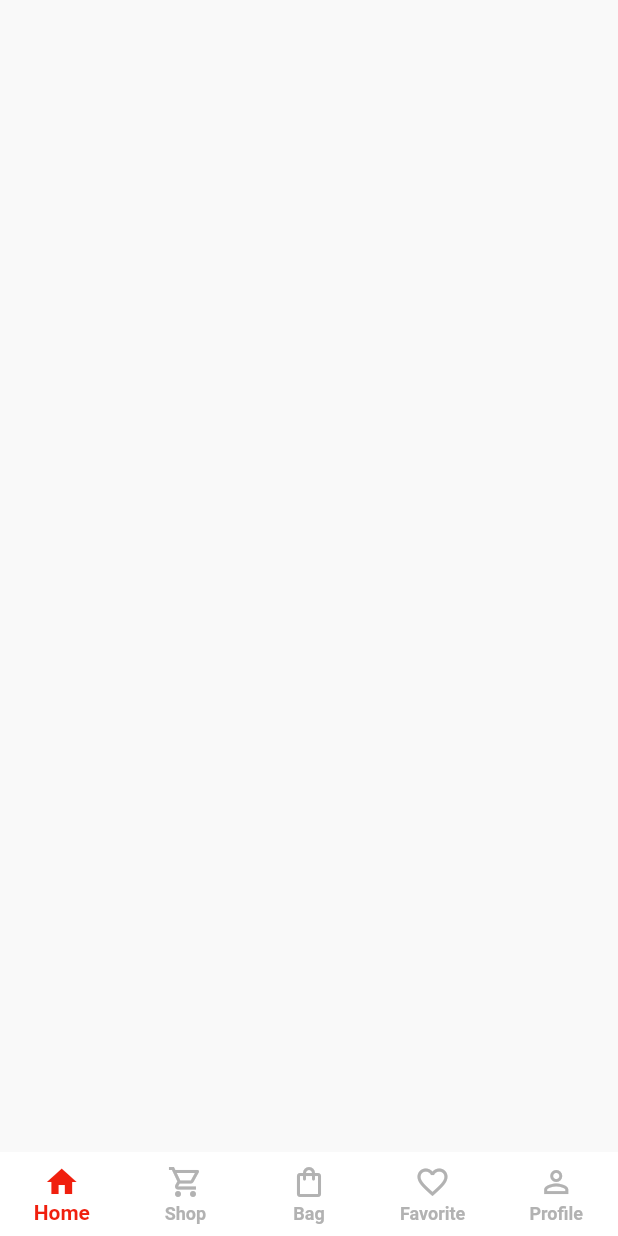
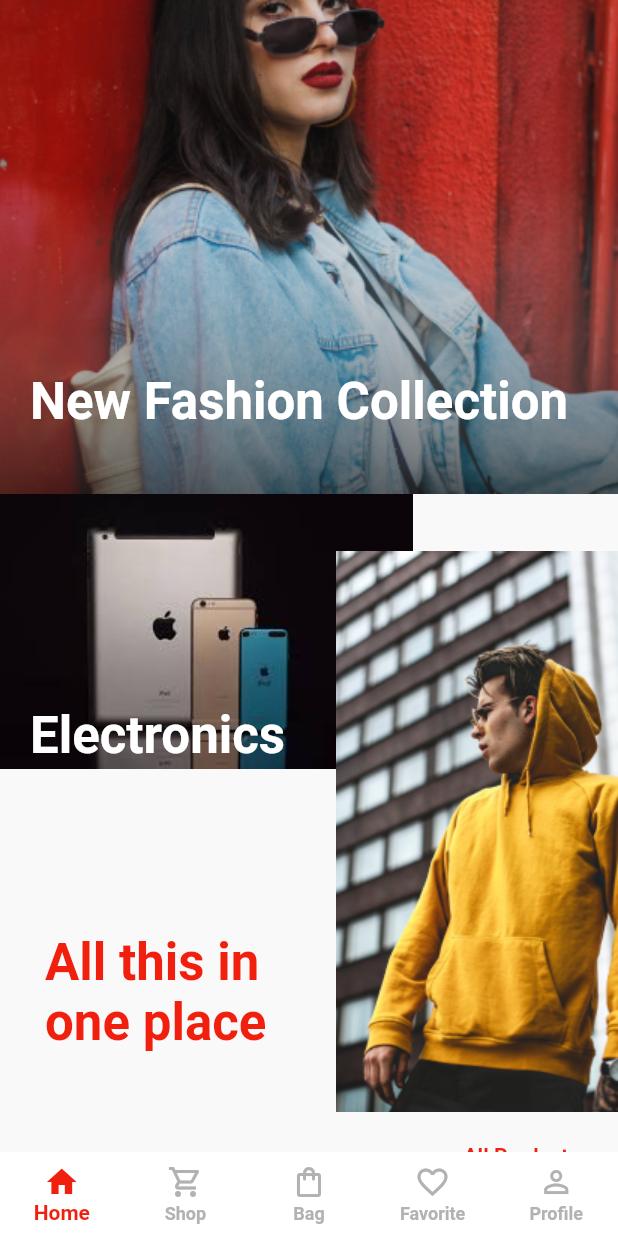
Before and after one commit to Mahmoudagha01/ShoPack-App-With-Clean-Architecture, a Flutter app: the screen it shows after launch, on a phone screen of 412 x 824 dp. Run offline on Flutter 3.47's test engine with Material 2 defaults, Android fonts, the phone set to English and light mode, and no system bars; our stand-ins replace bloc, dartz, dio, equatable, flutter_bloc, get_it and 2 more.

Commit message:
end home data logic

```diff
--- a/lib/core/error/error_handler.dart
+++ b/lib/core/error/error_handler.dart
@@ -27,8 +27,8 @@ class ErrorHandler implements Exception {
   ErrorHandler.handle(dynamic error) {
     if (error is DioError) {
       failure = _handleError(error);
-    } else {
-      failure = DataSource.DEFAULT.getFailure();
+    }else{
+      failure=DataSource.DEFAULT.getFailure();
     }
   }
 
--- a/lib/core/utilities/endpoints.dart
+++ b/lib/core/utilities/endpoints.dart
@@ -1,4 +1,5 @@
-
+const String baseUrlPath =
+    'https://ecommerce-mernstack-dev.herokuapp.com/api/v1';
 const String loginEndPoint = '/users/login';
 const String registerEndPoint = '/users/register';
 const String forgotPasswordEndPoint = '/users/password/forgot';
--- a/lib/core/utilities/strings.dart
+++ b/lib/core/utilities/strings.dart
@@ -77,7 +77,7 @@ class AppStrings {
   static const String internalServerError = "internal_server_error";
   static const String unknownError = "unknown_error";
   static const String timeoutError = "timeout_error";
-  static const String defaultError = "default_error";
+  static const String defaultError = "Error In Fetching Data";
   static const String cacheError = "cache_error";
   static const String noInternetError = "Please Check your Internet Connection";
 }
--- a/lib/features/home/presentation/bloc/BottomNavigationBar_bloc.dart
+++ b/lib/features/home/presentation/bloc/BottomNavigationBar_bloc.dart
@@ -6,7 +6,7 @@ part 'BottomNavigationBar_state.dart';
 class BottomNavigationBarBloc
     extends Bloc<BottomNavigationBarEvent, BottomNavigationBarState> {
 
-  BottomNavigationBarBloc() : super(BottomNavigationBarInitial()) {
+  BottomNavigationBarBloc() : super(HomeState()) {
 
     on<LoadHome>((event, emit) => emit( HomeState()));
     on<LoadShop>((event, emit) => emit( ShopState()));
--- a/lib/features/home/presentation/bloc/BottomNavigationBar_state.dart
+++ b/lib/features/home/presentation/bloc/BottomNavigationBar_state.dart
@@ -7,7 +7,7 @@ abstract class BottomNavigationBarState extends Equatable {
   List<Object> get props => [];
 }
 
-class BottomNavigationBarInitial extends BottomNavigationBarState {}
+
 
 class HomeState extends BottomNavigationBarState {
 
--- a/lib/features/home/presentation/view/home.dart
+++ b/lib/features/home/presentation/view/home.dart
@@ -1,11 +1,59 @@
 import 'package:flutter/material.dart';
-
+import 'package:flutter_bloc/flutter_bloc.dart';
+import 'package:shop_app/features/home/widgets/header.dart';
+import '../../../shop/presentation/bloc/products_bloc.dart';
 
 class HomeView extends StatelessWidget {
   const HomeView({super.key});
 
   @override
   Widget build(BuildContext context) {
-    return Scaffold(backgroundColor: Colors.amber,);
+    return Scaffold(
+      body: SingleChildScrollView(
+        child: Column(
+          children: [
+            const HomeHeader(),
+            Padding(
+              padding: const EdgeInsets.symmetric(vertical: 5),
+              child: Align(
+                alignment: Alignment.centerRight,
+                child: TextButton(
+                    onPressed: () {},
+                    child: const Text(
+                      'All Products >>',
+                    )),
+              ),
+            ),
+            SizedBox(
+              height: MediaQuery.of(context).size.height * 0.6,
+              child: BlocBuilder<ProductsBloc, ProductsState>(
+                builder: (context, state) {
+                  if (state is AllProductsLoadingState) {
+                    return const Center(
+                      child: CircularProgressIndicator(),
+                    );
+                  } else if (state is AllProductsLoadedState) {
+                    return GridView.builder(
+                      gridDelegate: const SliverGridDelegateWithFixedCrossAxisCount(
+                          crossAxisCount: 2),
+                      itemBuilder: (context, index) {
+                        return Container(
+                          color: Colors.red,
+                          child: Text(state.data.filteredProductsCount.toString()),
+                        );
+                      },
+                    );
+                  } else if (state is AllProductsErrorState) {
+                    return Center(child: Text(state.message));
+                  } else {
+                    return const SizedBox();
+                  }
+                },
+              ),
+            )
+          ],
+        ),
+      ),
+    );
   }
 }
--- a/lib/features/home/presentation/view/layout.dart
+++ b/lib/features/home/presentation/view/layout.dart
@@ -7,6 +7,7 @@ import 'package:shop_app/features/favorite/presentation/views/favorite.dart';
 import 'package:shop_app/features/home/presentation/bloc/BottomNavigationBar_bloc.dart';
 import 'package:shop_app/features/home/presentation/view/home.dart';
 import 'package:shop_app/features/profile/presentation/views/profile.dart';
+import 'package:shop_app/features/shop/presentation/bloc/products_bloc.dart';
 import 'package:shop_app/features/shop/presentation/views/shop.dart';
 
 class Layout extends StatelessWidget {
@@ -28,6 +29,7 @@ class Layout extends StatelessWidget {
                 case 0:
                   BlocProvider.of<BottomNavigationBarBloc>(context)
                       .add(LoadHome());
+                  BlocProvider.of<ProductsBloc>(context).add(GetAllProducts());
                   break;
                 case 1:
                   BlocProvider.of<BottomNavigationBarBloc>(context)
--- /dev/null
+++ b/lib/features/home/widgets/header.dart
@@ -0,0 +1,81 @@
+import 'package:flutter/material.dart';
+import '../../../core/colors/colors.dart';
+
+class HomeHeader extends StatelessWidget {
+  const HomeHeader({super.key});
+
+  @override
+  Widget build(BuildContext context) {
+    return Stack(children: [
+      SizedBox(
+        height: MediaQuery.of(context).size.height * 0.9,
+      ),
+      Positioned(
+        top: MediaQuery.of(context).size.height * 0.4,
+        left: 0,
+        child: Image.asset("assets/images/laptop.jpg"),
+      ),
+      Positioned(
+        bottom: 0,
+        right: 0,
+        child: Image.asset("assets/images/hod.png"),
+      ),
+      Container(
+        width: MediaQuery.of(context).size.width,
+        height: MediaQuery.of(context).size.height * 0.4,
+        decoration: const BoxDecoration(
+            image: DecorationImage(
+                image: AssetImage("assets/images/header.png"),
+                fit: BoxFit.cover)),
+      ),
+      Container(
+          width: MediaQuery.of(context).size.width,
+          height: MediaQuery.of(context).size.height * 0.4,
+          decoration: const BoxDecoration(
+              image: DecorationImage(
+                  image: AssetImage("assets/images/opacity.png"),
+                  fit: BoxFit.cover))),
+      Positioned(
+        top: MediaQuery.of(context).size.height * 0.3,
+        left: 20,
+        child: Text(
+          "New Fashion Collection",
+          style: Theme.of(context)
+              .textTheme
+              .headline4!
+              .copyWith(color: ColorManager.white),
+        ),
+      ),
+      Positioned(
+        bottom: 20,
+        left: 30,
+        child: SizedBox(
+          width: MediaQuery.of(context).size.width * 0.5,
+          height: 100,
+          child: Text(
+            "All this in one place",
+            style: Theme.of(context)
+                .textTheme
+                .headline4!
+                .copyWith(color: ColorManager.orangeLight),
+          ),
+        ),
+      ),
+      Positioned(
+        top: MediaQuery.of(context).size.height * 0.57,
+        left: 20,
+        child: SizedBox(
+          width: MediaQuery.of(context).size.width * 0.5,
+          height: 100,
+          child: Text(
+            "Electronics",
+            style: Theme.of(context)
+                .textTheme
+                .headline4!
+                .copyWith(color: ColorManager.white),
+          ),
+        ),
+      )
+    ]);
+  }
+}
--- a/lib/features/shop/data/datasources/products_datasource.dart
+++ b/lib/features/shop/data/datasources/products_datasource.dart
@@ -13,6 +13,7 @@ class ProductsDatasourceImpl implements ProductsDatasource {
   @override
   Future<ProductsModel> getAllProducts() async {
     final response = await apiProvider.get(endPoint: productsEndPoint);
+    print(response.data);
     return ProductsModel.fromJson(response.data);
   }
 }
--- a/lib/features/shop/data/repositories/products_repositoryimpl.dart
+++ b/lib/features/shop/data/repositories/products_repositoryimpl.dart
@@ -1,3 +1,4 @@
+import 'package:flutter/material.dart';
 import 'package:shop_app/core/error/error_handler.dart';
 import 'package:shop_app/core/network/network_info.dart';
 import 'package:shop_app/core/utilities/strings.dart';
@@ -13,16 +14,17 @@ class ProductsRepositoryImpl implements ProductRepository {
 
   ProductsRepositoryImpl(this.networkInfo, this.productsDatasource);
   @override
-  Future<Either<Failure, Productsentity>> getAllProducts() async {
+  Future<Either<Failure, ProductsEntity>> getAllProducts() async {
     if (await networkInfo.isConnected) {
       try {
         final data = await productsDatasource.getAllProducts();
         return right(data);
       } catch (error) {
+        debugPrint(error.toString());
         return left(ErrorHandler.handle(error).failure);
       }
     } else {
-     return left(const OfflineFailure(AppStrings.noInternetError));
+      return const Left(OfflineFailure(AppStrings.noInternetError));
     }
   }
 }
--- a/lib/features/shop/domain/entities/products_entity.dart
+++ b/lib/features/shop/domain/entities/products_entity.dart
@@ -1,14 +1,18 @@
+// ignore_for_file: public_member_api_docs, sort_constructors_first
 import 'package:equatable/equatable.dart';
 
-class Productsentity extends Equatable {
+class ProductsEntity extends Equatable {
   final bool success;
   final List<ProductEntity> products;
   final int filteredProductsCount;
 
-  const Productsentity(this.success, this.products, this.filteredProductsCount);
+  ProductsEntity(
+    this.success,
+    this.products,
+    this.filteredProductsCount,
+  );
 
   @override
-
   List<Object> get props => [success, products, filteredProductsCount];
 }
 
@@ -16,31 +20,41 @@ class ProductEntity extends Equatable {
   final String id;
   final String name;
   final String description;
+  final int price;
+  final num ratings;
   final List<ImageEntity> images;
   final String category;
-  final String user;
-  final int price;
   final int stock;
   final int numOfReviews;
-  final double ratings;
-  final List<ReviewEntity> reviews;
-
-  const ProductEntity(this.id, this.name, this.description, this.images, this.category, this.user, this.price, this.stock, this.numOfReviews, this.ratings, this.reviews);
+  final String user;
+  final List<ReviewEntity>? reviews;
+  ProductEntity({
+    required this.id,
+    required this.name,
+    required this.description,
+    required this.price,
+    required this.ratings,
+    required this.images,
+    required this.category,
+    required this.stock,
+    required this.numOfReviews,
+    required this.user,
+    required this.reviews,
+  });
 
   @override
-
-  List<Object> get props {
+  List<Object?> get props {
     return [
       id,
       name,
       description,
+      price,
+      ratings,
       images,
       category,
-      user,
-      price,
       stock,
       numOfReviews,
-      ratings,
+      user,
       reviews,
     ];
   }
@@ -51,18 +65,19 @@ class ImageEntity extends Equatable {
   final String url;
 
   const ImageEntity(this.publicid, this.url);
+
   @override
   List<Object> get props => [publicid, url];
 }
 
 class ReviewEntity extends Equatable {
-  final String user;
-  final String name;
-  final String comment;
-  final int rating;
+  final String? user;
+  final String? name;
+  final int? rating;
+  final String? comment;
 
-   const ReviewEntity(this.user, this.name, this.comment, this.rating);
+  ReviewEntity(this.user, this.name,this.rating, this.comment);
+
   @override
-
-  List<Object> get props => [user, name, comment, rating];
+  List<Object?> get props => [user, name,rating, comment];
 }
--- a/lib/features/shop/domain/repositories/product_repository.dart
+++ b/lib/features/shop/domain/repositories/product_repository.dart
@@ -3,5 +3,5 @@ import 'package:shop_app/core/error/failure.dart';
 import 'package:shop_app/features/shop/domain/entities/products_entity.dart';
 
 abstract class ProductRepository {
-  Future<Either<Failure, Productsentity>> getAllProducts();
+  Future<Either<Failure, ProductsEntity>> getAllProducts();
 }
--- a/lib/features/shop/domain/usecases/getAllProducts_usecase.dart
+++ b/lib/features/shop/domain/usecases/getAllProducts_usecase.dart
@@ -4,12 +4,12 @@ import 'package:shop_app/core/usecase/usecase.dart';
 import 'package:shop_app/features/shop/domain/entities/products_entity.dart';
 import 'package:shop_app/features/shop/domain/repositories/product_repository.dart';
 
-class GetAllProductsUsecase extends BaseUsecase<Productsentity, NoParams> {
+class GetAllProductsUsecase extends BaseUsecase<ProductsEntity, NoParams> {
   final ProductRepository productRepository;
 
   GetAllProductsUsecase(this.productRepository);
   @override
-  Future<Either<Failure, Productsentity>> call(NoParams params) async {
+  Future<Either<Failure, ProductsEntity>> call(NoParams params) async {
     return await productRepository.getAllProducts();
   }
 }
--- a/lib/features/shop/presentation/bloc/products_bloc.dart
+++ b/lib/features/shop/presentation/bloc/products_bloc.dart
@@ -2,9 +2,7 @@ import 'package:bloc/bloc.dart';
 import 'package:equatable/equatable.dart';
 import 'package:shop_app/core/usecase/usecase.dart';
 import 'package:shop_app/features/shop/domain/usecases/getAllProducts_usecase.dart';
-
 import '../../domain/entities/products_entity.dart';
-
 part 'products_event.dart';
 part 'products_state.dart';
 
--- a/lib/features/shop/presentation/bloc/products_state.dart
+++ b/lib/features/shop/presentation/bloc/products_state.dart
@@ -10,7 +10,7 @@ abstract class ProductsState extends Equatable {
 class AllProductsLoadingState extends ProductsState {}
 
 class AllProductsLoadedState extends ProductsState {
-  final Productsentity data;
+  final ProductsEntity data;
 
   const AllProductsLoadedState(this.data);
 }
```
Also changed, not shown: lib/features/shop/data/models/products_model.dart (+33 -33 lines), assets/images/header.png (added), assets/images/hod.png (added), assets/images/laptop.jpg (added), assets/images/opacity.png (added).
